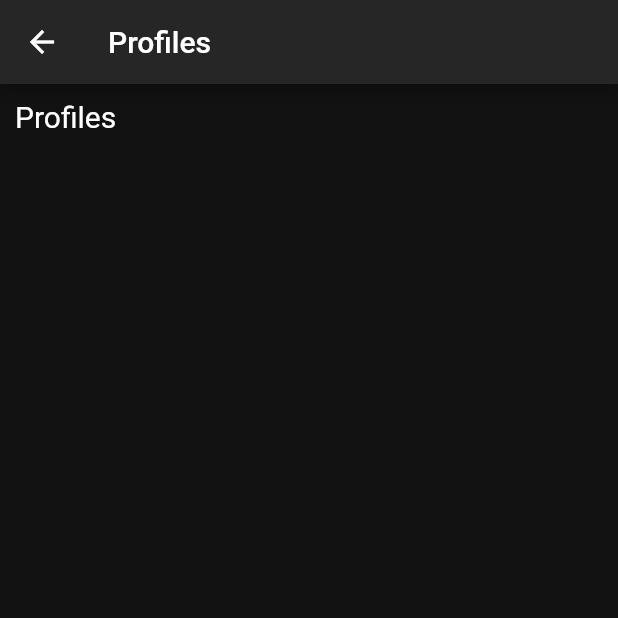
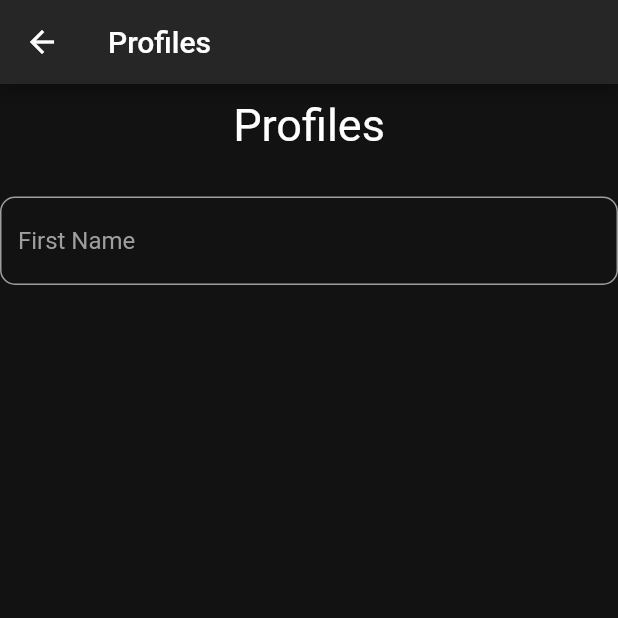
Before and after one commit to Bambalow28/Elixir-Labs-Companion-App, a Flutter app: the CreateProfile screen opened directly, on a phone screen of 412 x 824 dp, the top half of it. Run offline on Flutter 3.47's test engine with Material 2 defaults, Android fonts, the phone set to English and light mode, and no system bars; our stand-ins replace animated_text_kit, flutter_speed_dial, rflutter_alert; missing offline and left inert: flutter_inappwebview, flutter_particle_background, oauth2, oauth2_client.

Commit message:
Bug Fixes

```diff
--- a/lib/Pages/createProfiles.dart
+++ b/lib/Pages/createProfiles.dart
@@ -37,8 +37,30 @@ class _CreateProfile extends State<CreateProfile> {
             padding: EdgeInsets.all(10.0),
             child: Text(
               'Profiles',
-              style: TextStyle(color: Colors.white, fontSize: 20.0),
+              style: TextStyle(color: Colors.white, fontSize: 30.0),
             ),
+          ),
+          SizedBox(
+            height: 20.0,
+          ),
+          Row(
+            children: <Widget>[
+              Expanded(
+                child: TextField(
+                  decoration: InputDecoration(
+                    hintText: 'First Name',
+                    hintStyle: TextStyle(color: Colors.grey),
+                    enabledBorder: OutlineInputBorder(
+                        borderRadius: BorderRadius.all(Radius.circular(10.0)),
+                        borderSide: BorderSide(color: Colors.grey, width: 1.0)),
+                    focusedBorder: OutlineInputBorder(
+                        borderRadius: BorderRadius.all(Radius.circular(10.0)),
+                        borderSide: BorderSide(color: Colors.blue, width: 1.0)),
+                  ),
+                  style: TextStyle(color: Colors.white),
+                ),
+              ),
+            ],
           ),
         ],
       ),
```
Also changed, not shown: lib/bottomNavigationPages/spoofBrowser.dart (+49 -3 lines).
